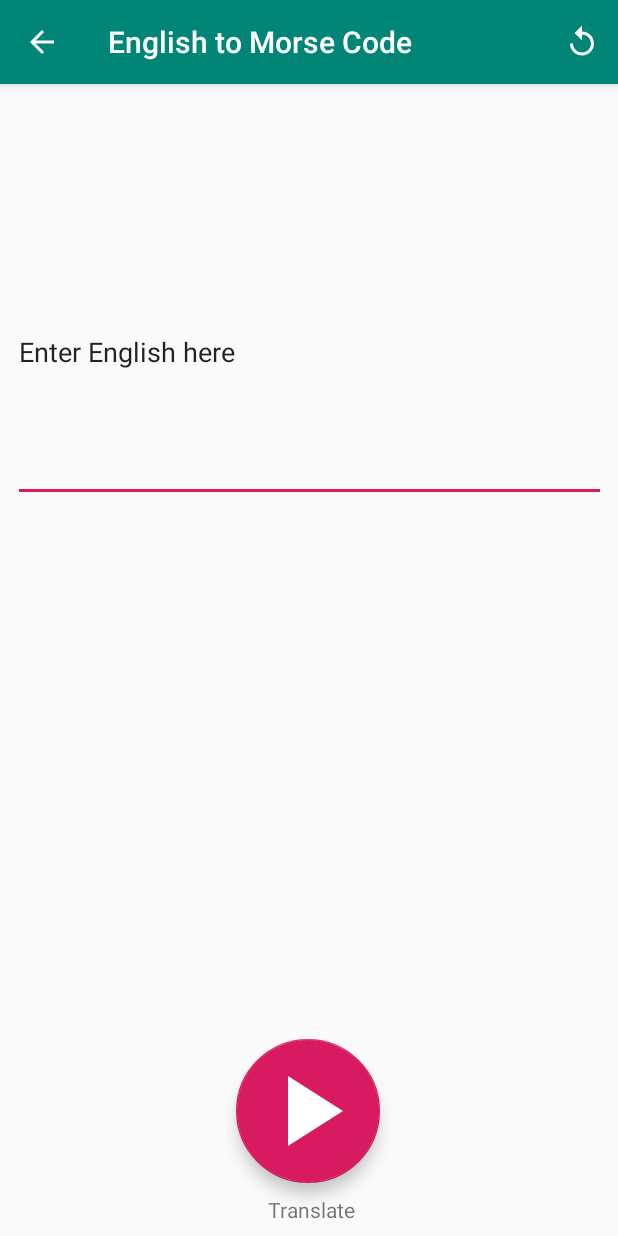
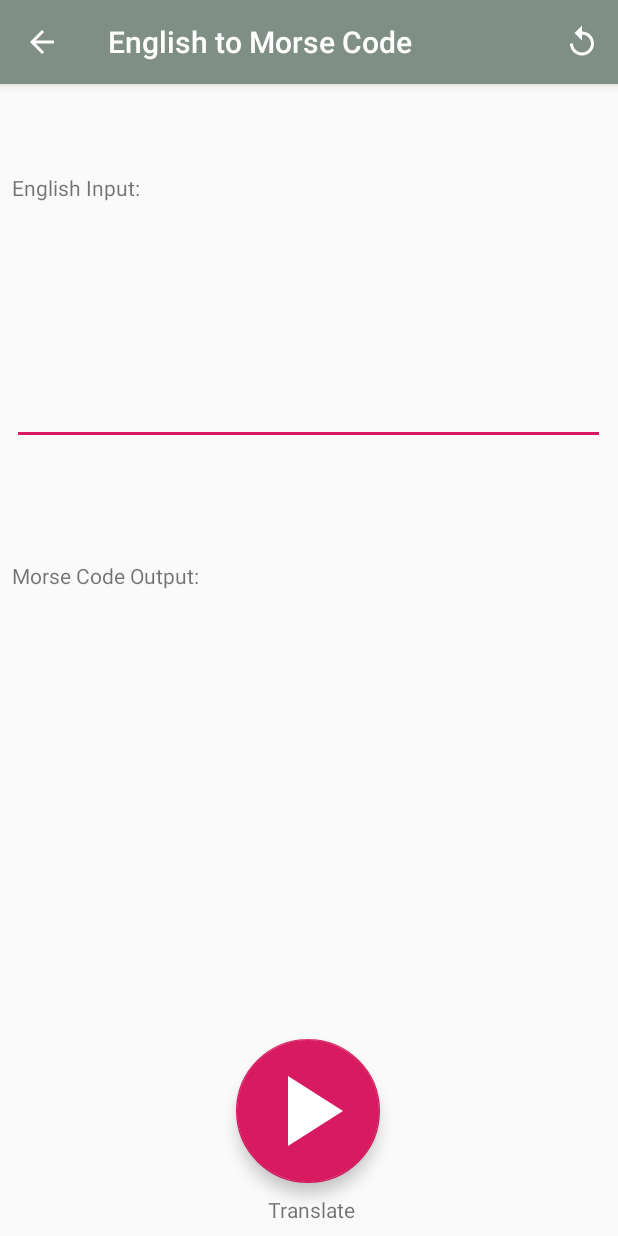
Before and after one commit to rubin-labs/CS2063Project, an Android app: the EnglishToMorseCodeActivity screen opened directly, with no data from a screen before it, on a phone screen of 412 x 824 dp. Run offline under Robolectric (Android 15) with nearby library versions, the phone set to English and light mode, and no system bars; 1 statement that could not run was skipped.

Commit message:
added styling changes (#17)

```diff
--- a/app/src/main/res/layout/content_english_to_morse_code.xml
+++ b/app/src/main/res/layout/content_english_to_morse_code.xml
@@ -10,24 +10,37 @@
 
     <EditText
         android:id="@+id/e2mInputTextView"
+        style="@android:style/Widget.EditText"
         android:layout_width="395dp"
-        android:layout_height="200dp"
-        android:text="Enter English here"
-        app:layout_constraintBottom_toTopOf="@+id/e2mOutputTextView"
+        android:layout_height="160dp"
+        android:layout_marginStart="8dp"
+        android:layout_marginTop="72dp"
+        android:layout_marginEnd="8dp"
+        android:layout_marginBottom="8dp"
+        android:gravity="top|left"
+        app:layout_constraintBottom_toBottomOf="parent"
         app:layout_constraintEnd_toEndOf="parent"
-        app:layout_constraintHorizontal_bias="0.5"
+        app:layout_constraintHorizontal_bias="0.0"
         app:layout_constraintStart_toStartOf="parent"
-        app:layout_constraintTop_toTopOf="parent" />
+        app:layout_constraintTop_toTopOf="parent"
+        app:layout_constraintVertical_bias="0.016" />
 
     <TextView
         android:id="@+id/e2mOutputTextView"
         android:layout_width="395dp"
-        android:layout_height="200dp"
-        app:layout_constraintBottom_toTopOf="@+id/translateButton"
+        android:layout_height="160dp"
+        android:layout_marginStart="8dp"
+        android:layout_marginTop="8dp"
+        android:layout_marginEnd="8dp"
+        android:layout_marginBottom="8dp"
+        android:textAlignment="textStart"
+        android:textSize="18sp"
+        app:layout_constraintBottom_toBottomOf="parent"
         app:layout_constraintEnd_toEndOf="parent"
-        app:layout_constraintHorizontal_bias="0.5"
+        app:layout_constraintHorizontal_bias="0.0"
         app:layout_constraintStart_toStartOf="parent"
-        app:layout_constraintTop_toBottomOf="@+id/e2mInputTextView" />
+        app:layout_constraintTop_toTopOf="parent"
+        app:layout_constraintVertical_bias="0.597" />
 
     <android.support.design.widget.FloatingActionButton
         android:id="@+id/translateButton"
@@ -63,5 +76,35 @@
         app:layout_constraintHorizontal_bias="0.505"
         app:layout_constraintStart_toStartOf="parent" />
 
+    <TextView
+        android:id="@+id/EnglishInputLabel"
+        android:layout_width="wrap_content"
+        android:layout_height="wrap_content"
+        android:layout_marginTop="8dp"
+        android:layout_marginBottom="8dp"
+        android:text="English Input:"
+        app:layout_constraintBottom_toBottomOf="parent"
+        app:layout_constraintEnd_toEndOf="parent"
+        app:layout_constraintHorizontal_bias="0.024"
+        app:layout_constraintStart_toStartOf="parent"
+        app:layout_constraintTop_toTopOf="parent"
+        app:layout_constraintVertical_bias="0.07" />
+
+    <TextView
+        android:id="@+id/MorseCodeOutputLabel"
+        android:layout_width="wrap_content"
+        android:layout_height="wrap_content"
+        android:layout_marginStart="8dp"
+        android:layout_marginTop="8dp"
+        android:layout_marginEnd="8dp"
+        android:layout_marginBottom="8dp"
+        android:text="Morse Code Output:"
+        app:layout_constraintBottom_toBottomOf="parent"
+        app:layout_constraintEnd_toEndOf="parent"
+        app:layout_constraintHorizontal_bias="0.0"
+        app:layout_constraintStart_toStartOf="parent"
+        app:layout_constraintTop_toTopOf="parent"
+        app:layout_constraintVertical_bias="0.423" />
+
 
 </android.support.constraint.ConstraintLayout>
--- a/app/src/main/res/values/colors.xml
+++ b/app/src/main/res/values/colors.xml
@@ -1,7 +1,11 @@
 <?xml version="1.0" encoding="utf-8"?>
 <resources>
-    <color name="colorPrimary">#008577</color>
-    <color name="colorPrimaryDark">#00574B</color>
+    <!--<color name="colorPrimary">#008577</color>-->
+    <!--<color name="colorPrimaryDark">#00574B</color>-->
+    <!--<color name="colorAccent">#D81B60</color>-->
+    <!--<color name="colorWhite">#FFFFFF</color>-->
+    <color name="colorPrimary">#808f85</color>
+    <color name="colorPrimaryDark">#595959</color>
     <color name="colorAccent">#D81B60</color>
     <color name="colorWhite">#FFFFFF</color>
 </resources>
```
Also changed, not shown: app/src/main/res/layout/activity_main.xml (+14 -9 lines), app/src/main/res/layout/content_morse_code_to_english.xml (+50 -7 lines).
